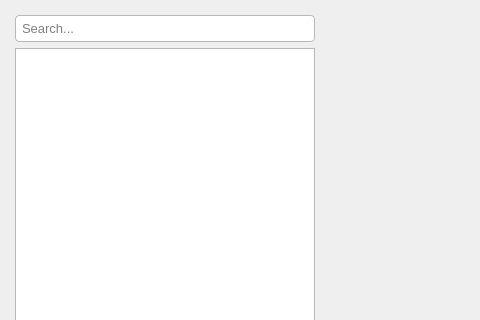
Above: ui/mainwindow.ui from clannable/tagdictionary before the change; both pictures show x 0 to 480 and y 0 to 320 of the 1200 by 650 pixel window. Below: the same form after it.
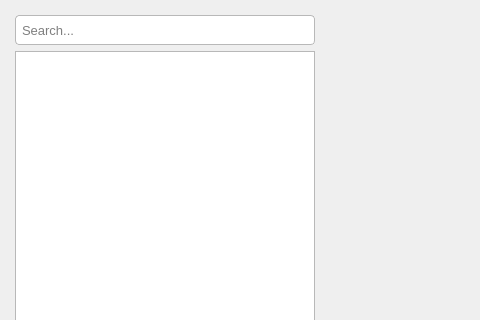
That is the form after the change. Custom widgets are drawn as their Qt base class.

Commit message: Simplified sublist UI

The edit to the form file:
```diff
--- a/ui/mainwindow.ui
+++ b/ui/mainwindow.ui
@@ -77,6 +77,12 @@
        </property>
        <item>
         <widget class="QLineEdit" name="searchInput">
+         <property name="minimumSize">
+          <size>
+           <width>0</width>
+           <height>30</height>
+          </size>
+         </property>
          <property name="font">
           <font>
            <pointsize>10</pointsize>
```
The commit also changes 7 other files.
